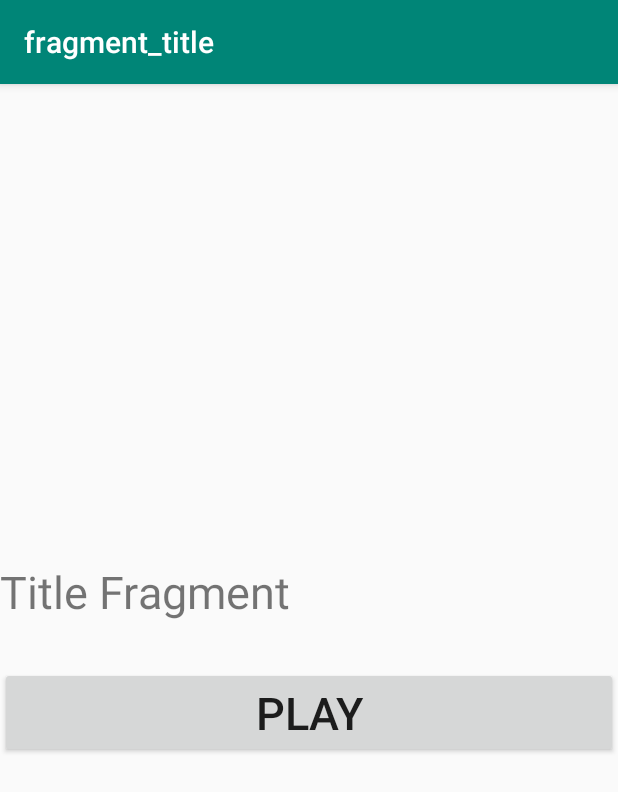
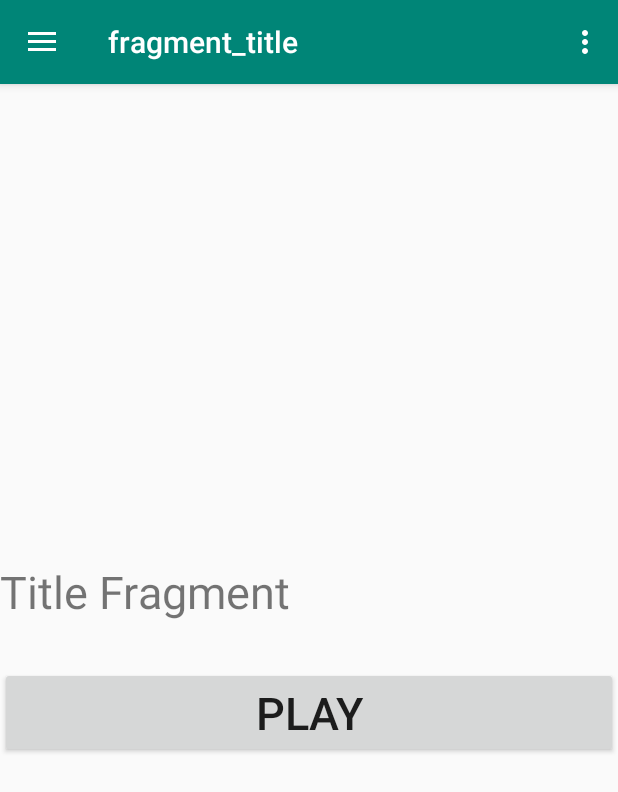
Before and after one commit to vinhthan/Simple-Navigation-Fragment-Jetpack-Kotlin, an Android app: the screen it shows after launch (MainActivity), on a phone screen of 412 x 824 dp. Shown: the top 792 px of the screen. Run offline under Robolectric (Android 15) with nearby library versions, the phone set to English and light mode, and no system bars; our stand-ins replace navigation-ui.

Commit message:
commit 2

```diff
--- a/app/build.gradle
+++ b/app/build.gradle
@@ -39,8 +39,11 @@ dependencies {
     implementation "androidx.navigation:navigation-fragment-ktx:$nav_version"
     implementation "androidx.navigation:navigation-ui-ktx:$nav_version"
 
-    //
+    //navigation drawer
     def material_version = "1.1.0-alpha07"
     implementation"com.google.android.material:material:$material_version"
 
+    //Safe Args
+    classpath "android.arch.navigation:navigation-safe-args-gradle-plugin:1.0.0"
+
 }
--- a/app/src/main/java/com/example/androidtriviastarter/GameFragment.kt
+++ b/app/src/main/java/com/example/androidtriviastarter/GameFragment.kt
@@ -41,6 +41,7 @@ class GameFragment : Fragment() {
             view.findNavController().navigate(R.id.action_gameFragment_to_gameOverFragment)
         }
 
+
     }
 
 }
--- a/app/src/main/java/com/example/androidtriviastarter/MainActivity.kt
+++ b/app/src/main/java/com/example/androidtriviastarter/MainActivity.kt
@@ -2,8 +2,11 @@ package com.example.androidtriviastarter
 
 import androidx.appcompat.app.AppCompatActivity
 import android.os.Bundle
+import android.view.MenuItem
 import androidx.navigation.findNavController
 import androidx.navigation.ui.NavigationUI
+import kotlinx.android.synthetic.main.activity_main.*
+import androidx.drawerlayout.widget.DrawerLayout
 
 class MainActivity : AppCompatActivity() {
 
@@ -11,17 +14,22 @@ class MainActivity : AppCompatActivity() {
         super.onCreate(savedInstanceState)
         setContentView(R.layout.activity_main)
 
-
+    //them nut back tren thanh toolbar
         val navController = this.findNavController(R.id.fr1)
 
         NavigationUI.setupActionBarWithNavController(this, navController)
+
+        //them navigation drawer
+        NavigationUI.setupWithNavController(navView, navController)
+        NavigationUI.setupActionBarWithNavController(this, navController, drawerLayout)
     }
 
     override fun onSupportNavigateUp(): Boolean {
         val navController = this.findNavController(R.id.fr1)
-        return navController.navigateUp()
+        //return navController.navigateUp()//them nut back tren thanh toolbar
+        return NavigationUI.navigateUp(navController, drawerLayout)//k co navigation drawer thi k can dong nay
     }
-
+    //them nut back tren thanh toolbar
 
 }
 //<!--bat buoc phai co id fragment owr trong activity_main-->
--- a/app/src/main/java/com/example/androidtriviastarter/TitleFragment.kt
+++ b/app/src/main/java/com/example/androidtriviastarter/TitleFragment.kt
@@ -16,13 +16,14 @@ class TitleFragment : Fragment() {
     override fun onCreateView(inflater: LayoutInflater, container: ViewGroup?, savedInstanceState: Bundle?): View? {
         // Inflate the layout for this fragment
         return inflater.inflate(R.layout.fragment_title, container, false)
+
     }
 
     override fun onViewCreated(view: View, savedInstanceState: Bundle?) {
         super.onViewCreated(view, savedInstanceState)
 
 
-        //trong activity_main thif fragment bat buoc phai co id
+        //trong activity_main thi fragment bat buoc phai co id
         btnPlay.setOnClickListener { view ->
             view.findNavController().navigate(R.id.action_titleFragment_to_gameFragment)
 
@@ -39,7 +40,8 @@ class TitleFragment : Fragment() {
 
     override fun onOptionsItemSelected(item: MenuItem): Boolean {
         return NavigationUI.onNavDestinationSelected(item!!,
-            view!!.findNavController()) || super.onOptionsItemSelected(item)
+            view!!.findNavController())
+                || super.onOptionsItemSelected(item)
     }
 
 
--- /dev/null
+++ b/app/src/main/res/drawable/ic_camera_alt_black_24dp.xml
@@ -0,0 +1,12 @@
+<vector xmlns:android="http://schemas.android.com/apk/res/android"
+        android:width="24dp"
+        android:height="24dp"
+        android:viewportWidth="24.0"
+        android:viewportHeight="24.0">
+    <path
+        android:fillColor="#FF000000"
+        android:pathData="M12,12m-3.2,0a3.2,3.2 0,1 1,6.4 0a3.2,3.2 0,1 1,-6.4 0"/>
+    <path
+        android:fillColor="#FF000000"
+        android:pathData="M9,2L7.17,4L4,4c-1.1,0 -2,0.9 -2,2v12c0,1.1 0.9,2 2,2h16c1.1,0 2,-0.9 2,-2L22,6c0,-1.1 -0.9,-2 -2,-2h-3.17L15,2L9,2zM12,17c-2.76,0 -5,-2.24 -5,-5s2.24,-5 5,-5 5,2.24 5,5 -2.24,5 -5,5z"/>
+</vector>
--- /dev/null
+++ b/app/src/main/res/drawable/ic_settings_black_24dp.xml
@@ -0,0 +1,9 @@
+<vector xmlns:android="http://schemas.android.com/apk/res/android"
+        android:width="24dp"
+        android:height="24dp"
+        android:viewportWidth="24"
+        android:viewportHeight="24">
+    <path
+        android:fillColor="#FF000000"
+        android:pathData="M19.1,12.9a2.8,2.8 0,0 0,0.1 -0.9,2.8 2.8,0 0,0 -0.1,-0.9l2.1,-1.6a0.7,0.7 0,0 0,0.1 -0.6L19.4,5.5a0.7,0.7 0,0 0,-0.6 -0.2l-2.4,1a6.5,6.5 0,0 0,-1.6 -0.9l-0.4,-2.6a0.5,0.5 0,0 0,-0.5 -0.4H10.1a0.5,0.5 0,0 0,-0.5 0.4L9.3,5.4a5.6,5.6 0,0 0,-1.7 0.9l-2.4,-1a0.4,0.4 0,0 0,-0.5 0.2l-2,3.4c-0.1,0.2 0,0.4 0.2,0.6l2,1.6a2.8,2.8 0,0 0,-0.1 0.9,2.8 2.8,0 0,0 0.1,0.9L2.8,14.5a0.7,0.7 0,0 0,-0.1 0.6l1.9,3.4a0.7,0.7 0,0 0,0.6 0.2l2.4,-1a6.5,6.5 0,0 0,1.6 0.9l0.4,2.6a0.5,0.5 0,0 0,0.5 0.4h3.8a0.5,0.5 0,0 0,0.5 -0.4l0.3,-2.6a5.6,5.6 0,0 0,1.7 -0.9l2.4,1a0.4,0.4 0,0 0,0.5 -0.2l2,-3.4c0.1,-0.2 0,-0.4 -0.2,-0.6ZM12,15.6A3.6,3.6 0,1 1,15.6 12,3.6 3.6,0 0,1 12,15.6Z"/>
+</vector>
--- /dev/null
+++ b/app/src/main/res/drawable/ic_share_black_24dp.xml
@@ -0,0 +1,9 @@
+<vector xmlns:android="http://schemas.android.com/apk/res/android"
+        android:width="24dp"
+        android:height="24dp"
+        android:viewportWidth="24.0"
+        android:viewportHeight="24.0">
+    <path
+        android:fillColor="#FF000000"
+        android:pathData="M18,16.08c-0.76,0 -1.44,0.3 -1.96,0.77L8.91,12.7c0.05,-0.23 0.09,-0.46 0.09,-0.7s-0.04,-0.47 -0.09,-0.7l7.05,-4.11c0.54,0.5 1.25,0.81 2.04,0.81 1.66,0 3,-1.34 3,-3s-1.34,-3 -3,-3 -3,1.34 -3,3c0,0.24 0.04,0.47 0.09,0.7L8.04,9.81C7.5,9.31 6.79,9 6,9c-1.66,0 -3,1.34 -3,3s1.34,3 3,3c0.79,0 1.5,-0.31 2.04,-0.81l7.12,4.16c-0.05,0.21 -0.08,0.43 -0.08,0.65 0,1.61 1.31,2.92 2.92,2.92 1.61,0 2.92,-1.31 2.92,-2.92s-1.31,-2.92 -2.92,-2.92z"/>
+</vector>
--- /dev/null
+++ b/app/src/main/res/drawable/ic_video_library_black_24dp.xml
@@ -0,0 +1,9 @@
+<vector xmlns:android="http://schemas.android.com/apk/res/android"
+        android:width="24dp"
+        android:height="24dp"
+        android:viewportWidth="24.0"
+        android:viewportHeight="24.0">
+    <path
+        android:fillColor="#FF000000"
+        android:pathData="M4,6L2,6v14c0,1.1 0.9,2 2,2h14v-2L4,20L4,6zM20,2L8,2c-1.1,0 -2,0.9 -2,2v12c0,1.1 0.9,2 2,2h12c1.1,0 2,-0.9 2,-2L22,4c0,-1.1 -0.9,-2 -2,-2zM12,14.5v-9l6,4.5 -6,4.5z"/>
+</vector>
--- a/app/src/main/res/layout/activity_main.xml
+++ b/app/src/main/res/layout/activity_main.xml
@@ -3,17 +3,32 @@
 
 <LinearLayout xmlns:android="http://schemas.android.com/apk/res/android"
     xmlns:app="http://schemas.android.com/apk/res-auto"
+    android:id="@+id/main"
     android:layout_width="match_parent"
     android:layout_height="match_parent"
-    android:orientation="vertical"
-    android:id="@+id/main">
+    android:orientation="vertical">
 
-<!--bat buoc phai co id-->
-    <fragment
-        android:id="@+id/fr1"
-        android:name="androidx.navigation.fragment.NavHostFragment"
+    <androidx.drawerlayout.widget.DrawerLayout
+        android:id="@+id/drawerLayout"
         android:layout_width="match_parent"
-        android:layout_height="match_parent"
-        app:navGraph="@navigation/navigation"
-        app:defaultNavHost="true" />
+        android:layout_height="match_parent">
+
+
+        <!--bat buoc phai co id-->
+        <fragment
+            android:id="@+id/fr1"
+            android:name="androidx.navigation.fragment.NavHostFragment"
+            android:layout_width="match_parent"
+            android:layout_height="match_parent"
+            app:defaultNavHost="true"
+            app:navGraph="@navigation/navigation" />
+
+        <com.google.android.material.navigation.NavigationView
+            android:id="@+id/navView"
+            android:layout_width="wrap_content"
+            android:layout_height="match_parent"
+            android:layout_gravity="start"
+            app:menu="@menu/drawer_menu" />
+
+    </androidx.drawerlayout.widget.DrawerLayout>
 </LinearLayout>
--- a/app/src/main/res/layout/fragment_about.xml
+++ b/app/src/main/res/layout/fragment_about.xml
@@ -4,7 +4,7 @@
     android:layout_width="match_parent"
     android:layout_height="match_parent"
     tools:context=".AboutFragment"
-    android:id="@+id/about">
+    android:id="@+id/aboutFragment">
 
     <!-- TODO: Update blank fragment layout -->
     <TextView
--- a/app/src/main/res/layout/fragment_rules.xml
+++ b/app/src/main/res/layout/fragment_rules.xml
@@ -4,7 +4,7 @@
     android:layout_width="match_parent"
     android:layout_height="match_parent"
     tools:context=".RulesFragment"
-    android:id="@+id/rules">
+    android:id="@+id/rulesFragment">
 
     <!-- TODO: Update blank fragment layout -->
     <TextView
--- /dev/null
+++ b/app/src/main/res/menu/drawer_menu.xml
@@ -0,0 +1,34 @@
+<?xml version="1.0" encoding="utf-8"?>
+<menu xmlns:android="http://schemas.android.com/apk/res/android">
+<!--tat ca id deu phai giong voi id cua tung fragment-->
+    <group>
+        <item android:title="Rules"
+            android:id="@+id/rulesFragment"
+            android:icon="@drawable/ic_launcher_foreground"/>
+
+        <item android:title="About"
+            android:id="@+id/aboutFragment"
+            android:icon="@drawable/ic_launcher_foreground"/>
+
+        <item android:title="Camera"
+            android:id="@+id/navCamera"
+            android:icon="@drawable/ic_camera_alt_black_24dp"/>
+
+        <item android:id="@+id/navLibrary"
+            android:icon="@drawable/ic_video_library_black_24dp"
+            android:title="Library"/>
+
+        <item android:title="Setting"
+            android:icon="@drawable/ic_settings_black_24dp"
+            android:id="@+id/navSetting"/>
+    </group>
+
+    <item android:title="Communicate">
+        <menu>
+            <item android:id="@+id/navShare"
+                android:icon="@drawable/ic_share_black_24dp"
+                android:title="Share"/>
+        </menu>
+    </item>
+
+</menu>
--- a/app/src/main/res/menu/menu.xml
+++ b/app/src/main/res/menu/menu.xml
@@ -1,5 +1,6 @@
 <?xml version="1.0" encoding="utf-8"?>
 <menu xmlns:android="http://schemas.android.com/apk/res/android">
 
-
+    <item android:title="About"
+        android:id="@+id/aboutFragment"/>
 </menu>
--- a/app/src/main/res/navigation/navigation.xml
+++ b/app/src/main/res/navigation/navigation.xml
@@ -45,4 +45,14 @@
             android:id="@+id/action_gameWonFragment_to_gameFragment"
             app:destination="@id/gameFragment" />
     </fragment>
+    <fragment
+        android:id="@+id/aboutFragment"
+        android:name="com.example.androidtriviastarter.AboutFragment"
+        android:label="fragment_about"
+        tools:layout="@layout/fragment_about" />
+    <fragment
+        android:id="@+id/rulesFragment"
+        android:name="com.example.androidtriviastarter.RulesFragment"
+        android:label="fragment_rules"
+        tools:layout="@layout/fragment_rules" />
 </navigation>
```
Also changed, not shown: build.gradle (+9 -0 lines).
